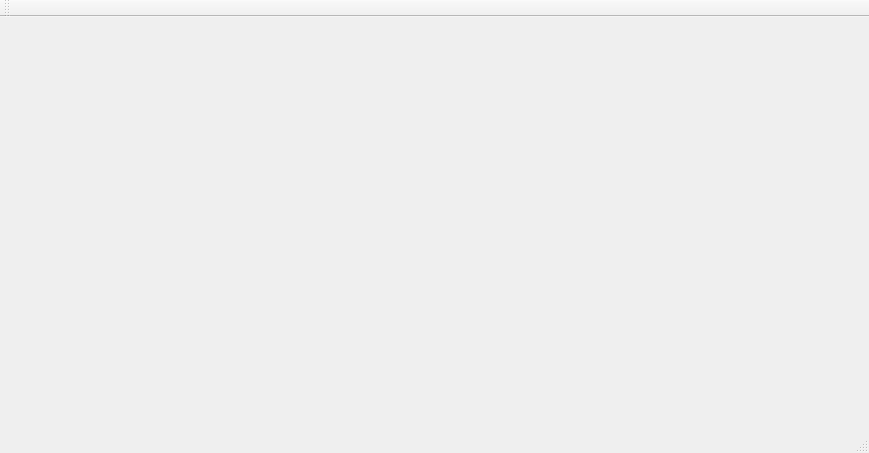
enderson-pan/Gather, file source/mainwindow.ui: the form before one commit.
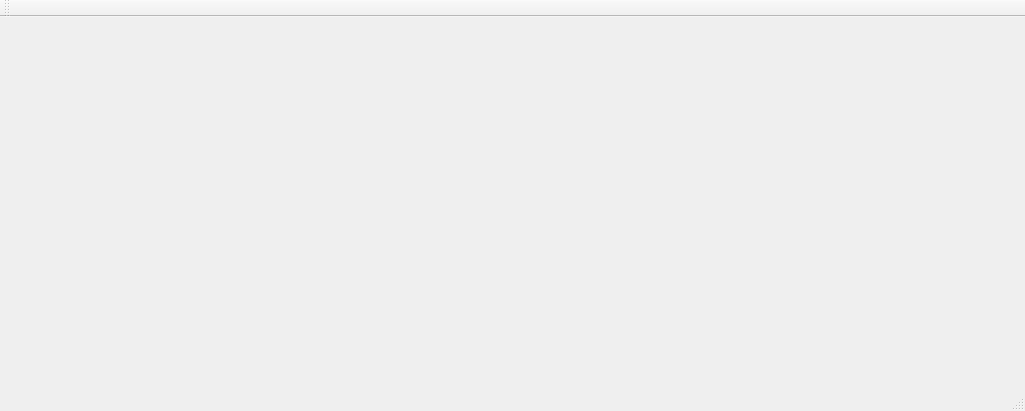
The form after the commit.

The edit to the form file:
```diff
--- a/source/mainwindow.ui
+++ b/source/mainwindow.ui
@@ -6,8 +6,8 @@
    <rect>
     <x>0</x>
     <y>0</y>
-    <width>869</width>
-    <height>453</height>
+    <width>1025</width>
+    <height>411</height>
    </rect>
   </property>
   <property name="windowTitle">
```
Left out of the diff: 2 changed lines with no effect on the pictures.
